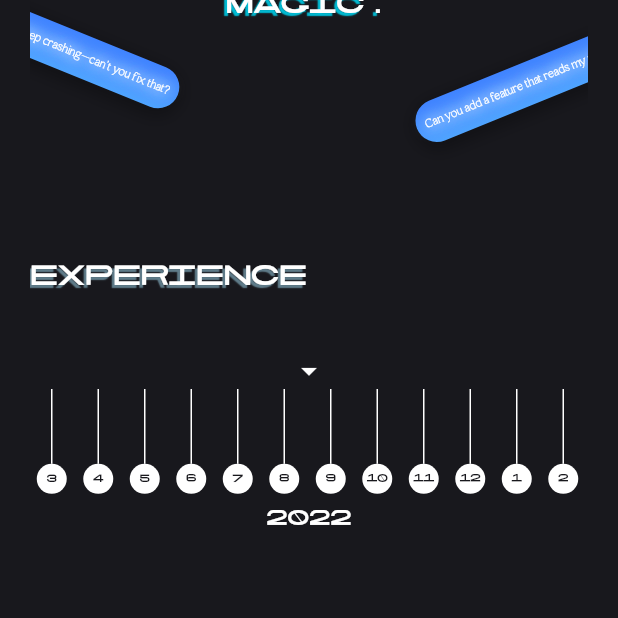
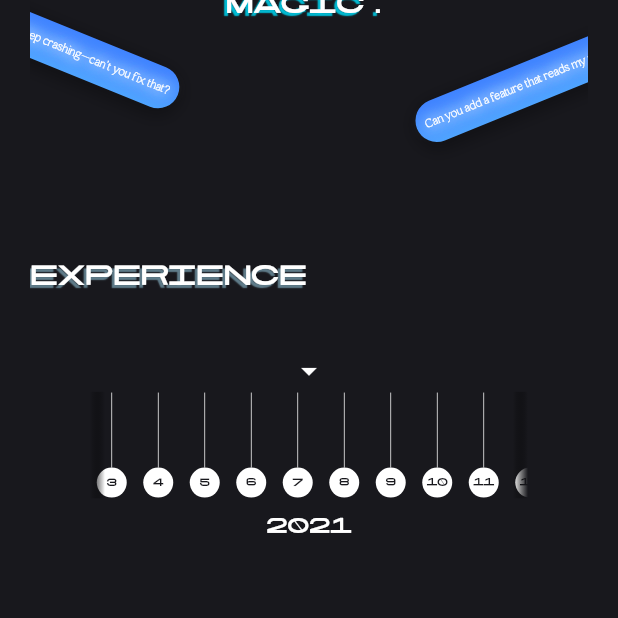
Before and after one commit to sidha6th/portfolio, a Flutter app: the screen it shows after launch, scrolled down 1152 dp, on a phone screen of 412 x 824 dp, the top half of it. Run offline on Flutter 3.47's test engine with Material 3 defaults, Android fonts, the phone set to English and light mode, and no system bars; drawn by our look-alikes of animated_flip_counter; our stand-ins replace animate_do, stacked.

Commit message:
time line animation bug resolved

```diff
--- a/lib/src/common/constants/dimensions.dart
+++ b/lib/src/common/constants/dimensions.dart
@@ -7,8 +7,10 @@ class KDimensions {
   static const kFreezedListHorizontalTotalPadding = 40.0;
   static const kMonthTimelineIndicatorWidth = 31.0;
 
- static final totalMonthsPast = KPersonal.careerStartDate.monthDifference();
+  static final totalMonthsPast = KPersonal.careerStartDate.monthDifference();
 
-static final timeLineWidth =
-    (totalMonthsPast * KDimensions.kMonthTimelineIndicatorWidth).toDouble();
+  static final maxViewPortWidth = 600.0;
+
+  static final timeLineWidth =
+      (totalMonthsPast * KDimensions.kMonthTimelineIndicatorWidth);
 }
--- a/lib/src/common/widgets/animated/fade_slide_in.dart
+++ b/lib/src/common/widgets/animated/fade_slide_in.dart
@@ -6,6 +6,7 @@ class FadeSlideIn extends StatelessWidget {
     required this.child,
     required this.offset,
     required this.opacity,
+    this.animate = true,
     this.duration = KDurations.ms100,
     super.key,
   });
@@ -14,9 +15,12 @@ class FadeSlideIn extends StatelessWidget {
   final Duration duration;
   final double opacity;
   final Offset offset;
+  final bool animate;
 
   @override
   Widget build(BuildContext context) {
+    if (!animate) return child;
+
     return AnimatedSlide(
       offset: offset,
       duration: duration,
--- a/lib/src/common/widgets/freezed_child.dart
+++ b/lib/src/common/widgets/freezed_child.dart
@@ -22,13 +22,12 @@ class FreezedChild extends StatefulWidget {
 }
 
 class _FreezedChildState extends State<FreezedChild> {
-  double _height = 0;
-  late final delegate = widget.delegates[widget.index];
+  FreezedWidgetDelegate get delegate => widget.delegates[widget.index];
+  double get _height => delegate.viewPortHeight(widget.screenSize);
   late var metrics = FreezedMetrics.zero(_height, widget.screenSize);
 
   @override
   void didUpdateWidget(covariant FreezedChild oldWidget) {
-    _height = delegate.viewPortHeight(widget.screenSize);
     final offset = widget.scrollMetrics?.pixels ?? 0;
     metrics = _metrics(offset);
     super.didUpdateWidget(oldWidget);
@@ -48,7 +47,7 @@ class _FreezedChildState extends State<FreezedChild> {
   FreezedMetrics _metrics(double offset) {
     if (widget.index == 0) {
       final max = (_height - widget.screenSize.height).clamp(0.0, _height);
-      final dy = offset.clamp(0.0, max);
+      final dy = delegate.shouldFreeze ? offset.clamp(0.0, max) : 0.0;
       return FreezedMetrics(
         freezedDy: dy,
         origin: offset,
@@ -64,17 +63,22 @@ class _FreezedChildState extends State<FreezedChild> {
     final max = (pastScrolledHeight - widget.screenSize.height)
         .clamp(0, double.infinity);
     final clampedOffset = offset.clamp(0.0, max);
-    final dy = (clampedOffset - (pastScrollableHeight)).clamp(
-      0.0,
-      (max - (pastScrollableHeight)).clamp(0.0, double.infinity),
-    );
+    final freezedDy = _calcDy(clampedOffset, pastScrollableHeight, max);
 
     return FreezedMetrics(
       origin: origin.clamp(0, double.infinity),
-      freezedDy: dy,
+      freezedDy: freezedDy,
       childHeight: _height,
       scrollOffset: offset,
       viewPortSize: widget.screenSize,
+    );
+  }
+
+  double _calcDy(num clampedOffset, double pastScrollableHeight, num max) {
+    if (!delegate.shouldFreeze) return 0;
+    return (clampedOffset - (pastScrollableHeight)).clamp(
+      0.0,
+      (max - (pastScrollableHeight)).clamp(0.0, double.infinity),
     );
   }
 
--- a/lib/src/common/widgets/scrollable/notifiable_list_view_builder.dart
+++ b/lib/src/common/widgets/scrollable/notifiable_list_view_builder.dart
@@ -26,31 +26,20 @@ class NotifiableLisViewBuilder extends StatelessWidget {
             builder: (context, constraints) {
               final size = constraints.biggest;
               return NotificationListener<ScrollNotification>(
-                onNotification: (notification) {
-                  if (notification.metrics.axis == Axis.vertical) {
-                    model.setMetrics(notification.metrics);
-                  }
-                  return true;
-                },
+                onNotification: (e) => _onScroll(e, model),
                 child: ListView.builder(
                   padding: EdgeInsets.zero,
                   physics: const BouncingScrollPhysics(),
                   itemCount: delegates.length,
+                  semanticChildCount: delegates.length,
                   itemBuilder: (context, index) {
                     final delegate = delegates[index];
-                    final child = ViewModelBuilder.reactive(
-                      viewModelBuilder: () => model,
-                      disposeViewModel: false,
-                      builder: (context, model, child) {
-                        return FreezedChild(
-                          delegates: delegates,
-                          scrollMetrics: model.metrics,
-                          screenSize: size,
-                          index: index,
-                        );
-                      },
+                    final child = FreezedReactiveChild(
+                      model: model,
+                      delegates: delegates,
+                      index: index,
+                      size: size,
                     );
-
                     return ConstrainedBox(
                       constraints: BoxConstraints.expand(
                         height: delegate.viewPortHeight(size),
@@ -74,4 +63,45 @@ class NotifiableLisViewBuilder extends StatelessWidget {
       ),
     );
   }
+
+  bool _onScroll(
+    ScrollNotification notification,
+    ScrollObservingViewModel model,
+  ) {
+    if (notification.metrics.axis == Axis.vertical) {
+      model.setMetrics(notification.metrics);
+    }
+    return true;
+  }
 }
+
+class FreezedReactiveChild extends StatelessWidget {
+  const FreezedReactiveChild({
+    required this.model,
+    required this.delegates,
+    required this.size,
+    required this.index,
+    super.key,
+  });
+
+  final ScrollObservingViewModel model;
+  final List<FreezedWidgetDelegate> delegates;
+  final Size size;
+  final int index;
+
+  @override
+  Widget build(BuildContext context) {
+    return ViewModelBuilder.reactive(
+      viewModelBuilder: () => model,
+      disposeViewModel: false,
+      builder: (context, model, child) {
+        return FreezedChild(
+          delegates: delegates,
+          scrollMetrics: model.metrics,
+          screenSize: size,
+          index: index,
+        );
+      },
+    );
+  }
+}
--- a/lib/src/modules/dashboard/presentation/dashboard.dart
+++ b/lib/src/modules/dashboard/presentation/dashboard.dart
@@ -31,7 +31,10 @@ class Dashboard extends StatelessWidget {
           ),
           FreezedWidgetDelegate(
             viewPortHeight: (screenSize) {
-              return (KDimensions.timeLineWidth + (screenSize.width * 0.5));
+              return (KDimensions.timeLineWidth +
+                  (screenSize.height * 0.5) +
+                  (screenSize.width.clamp(0, KDimensions.maxViewPortWidth) *
+                      0.5));
             },
             childBuilder: ThirdSection.new,
           ),
--- a/lib/src/modules/sections/section_2/widgets/animated_floating_text_widget.dart
+++ b/lib/src/modules/sections/section_2/widgets/animated_floating_text_widget.dart
@@ -3,7 +3,7 @@ import 'package:sidharth/src/common/constants/durations.dart';
 import 'package:sidharth/src/common/model/freezed_metrics.dart';
 import 'package:sidharth/src/modules/sections/section_2/widgets/blue_gradient_text_box_widget.dart';
 
-class AnimatedFloatingTextWidget extends StatefulWidget {
+class AnimatedFloatingTextWidget extends StatelessWidget {
   const AnimatedFloatingTextWidget({
     required this.metrics,
     required this.text,
@@ -28,28 +28,19 @@ class AnimatedFloatingTextWidget extends StatefulWidget {
   final Alignment alignment;
 
   @override
-  State<AnimatedFloatingTextWidget> createState() =>
-      _AnimatedFloatingTextWidgetState();
-}
-
-class _AnimatedFloatingTextWidgetState
-    extends State<AnimatedFloatingTextWidget> {
-  late final child = BlueGradientTextBoxWidget(widget.text);
-
-  @override
   Widget build(BuildContext context) {
     return AnimatedSlide(
       offset: Offset(
-        widget.initialDx + widget.dx,
-        widget.initialDy + widget.dy,
+        initialDx + dx,
+        initialDy + dy,
       ),
       duration: KDurations.ms50,
       child: AnimatedRotation(
-        turns: widget.initialAngle + widget.angle,
-        alignment: widget.alignment,
+        turns: initialAngle + angle,
+        alignment: alignment,
         duration: KDurations.ms50,
         filterQuality: FilterQuality.low,
-        child: child,
+        child: BlueGradientTextBoxWidget(text),
       ),
     );
   }
--- a/lib/src/modules/sections/section_3/section_3.dart
+++ b/lib/src/modules/sections/section_3/section_3.dart
@@ -33,22 +33,9 @@ class ThirdSection extends StatelessWidget {
             ],
           ),
         ),
-        Column(
-          children: [
-            const Row(
-              mainAxisAlignment: MainAxisAlignment.center,
-              children: [
-                Icon(
-                  Icons.arrow_drop_down,
-                  color: AppColors.white,
-                ),
-              ],
-            ),
-            TimeLineCalendar(
-              offset: metrics.origin,
-              metrics: metrics,
-            ),
-          ],
+        TimeLineCalendar(
+          offset: metrics.origin,
+          metrics: metrics,
         ),
       ],
     );
--- /dev/null
+++ b/lib/src/modules/sections/section_3/widgets/month_arrow_indicator.dart
@@ -0,0 +1,29 @@
+import 'package:flutter/material.dart';
+import 'package:sidharth/src/common/constants/colors.dart';
+import 'package:sidharth/src/common/widgets/animated/fade_slide_in.dart';
+
+class MonthArrowIndicator extends StatelessWidget {
+  const MonthArrowIndicator({
+    required this.enteredIntoCareerTimeLine,
+    super.key,
+  });
+
+  final bool enteredIntoCareerTimeLine;
+
+  @override
+  Widget build(BuildContext context) {
+    return FadeSlideIn(
+      offset: Offset(0, enteredIntoCareerTimeLine ? 0 : -1),
+      opacity: enteredIntoCareerTimeLine ? 1 : 0,
+      child: const Row(
+        mainAxisAlignment: MainAxisAlignment.center,
+        children: [
+          Icon(
+            Icons.arrow_drop_down,
+            color: AppColors.white,
+          ),
+        ],
+      ),
+    );
+  }
+}
--- a/lib/src/modules/sections/section_3/widgets/month_indicator.dart
+++ b/lib/src/modules/sections/section_3/widgets/month_indicator.dart
@@ -17,10 +17,11 @@ class MonthIndicatorWidget extends StatelessWidget {
       child: Padding(
         padding: const EdgeInsets.symmetric(horizontal: 5),
         child: Column(
+          mainAxisAlignment: MainAxisAlignment.center,
           children: [
             const ColoredSizedBox(
               height: 50,
-              width: 1,
+              width: 0.5,
             ),
             CircleAvatar(
               radius: 10,
--- a/lib/src/modules/sections/section_3/widgets/time_line_calendar.dart
+++ b/lib/src/modules/sections/section_3/widgets/time_line_calendar.dart
@@ -1,12 +1,11 @@
-import 'package:animated_flip_counter/animated_flip_counter.dart';
 import 'package:flutter/material.dart';
-import 'package:sidharth/gen/fonts.gen.dart';
 import 'package:sidharth/src/common/constants/colors.dart';
 import 'package:sidharth/src/common/constants/dimensions.dart';
 import 'package:sidharth/src/common/constants/personal.dart';
 import 'package:sidharth/src/common/model/freezed_metrics.dart';
-import 'package:sidharth/src/common/widgets/animated/fade_slide_in.dart';
+import 'package:sidharth/src/modules/sections/section_3/widgets/month_arrow_indicator.dart';
 import 'package:sidharth/src/modules/sections/section_3/widgets/month_indicator.dart';
+import 'package:sidharth/src/modules/sections/section_3/widgets/year_indicator_text_widget.dart';
 
 class TimeLineCalendar extends StatefulWidget {
   const TimeLineCalendar({
@@ -23,26 +22,36 @@ class TimeLineCalendar extends StatefulWidget {
 }
 
 class _TimeLineCalendarState extends State<TimeLineCalendar> {
-  final careerStartDateTime = KPersonal.careerStartDate;
+  late final controller = ScrollController();
   late final halfOfMonthIndicator =
       (KDimensions.kMonthTimelineIndicatorWidth / 2);
+  final careerStartDateTime = KPersonal.careerStartDate;
+  late int year = careerStartDateTime.year;
+  late int pointingMonth = careerStartDateTime.month;
+  double clampedWidth = 0;
+  double halfOfWidth = 0;
   bool enteredIntoCareerTimeLine = false;
-  double focusOffset = 0;
-  late double width = widget.metrics.viewPortWidth;
-  late double halfOfWidth = width / 2;
-  late int year = careerStartDateTime.year;
-  late int month = careerStartDateTime.month;
-  late final controller = ScrollController();
+  int leftMonthFillerCount = 0;
+  int rightMonthFillerCount = 0;
+  double leftSpacing = 0;
+  double rightSpacing = 0;
 
   @override
   void didUpdateWidget(covariant TimeLineCalendar oldWidget) {
     _updateWidth();
     if (!controller.hasClients) return;
     _scroll();
-    final startingPoint = controller.offset - halfOfWidth;
-    focusOffset = startingPoint.clamp(0, double.infinity);
-    enteredIntoCareerTimeLine = focusOffset > 0;
-    if (enteredIntoCareerTimeLine) _calculateFocusingDateTime();
+    final focusPoint = controller.offset - (halfOfWidth + halfOfMonthIndicator);
+    enteredIntoCareerTimeLine = focusPoint >= 0;
+
+    if (!enteredIntoCareerTimeLine) return;
+
+    final indicatorPos =
+        (focusPoint / KDimensions.kMonthTimelineIndicatorWidth);
+    final dateTime = _datetime(indicatorPos);
+    year = dateTime.year;
+    pointingMonth = dateTime.month;
+
     super.didUpdateWidget(oldWidget);
   }
 
@@ -56,72 +65,120 @@ class _TimeLineCalendarState extends State<TimeLineCalendar> {
   Widget build(BuildContext context) {
     return Column(
       children: [
+        MonthArrowIndicator(
+          enteredIntoCareerTimeLine: enteredIntoCareerTimeLine,
+        ),
         SizedBox(
-          height: 70,
-          child: ListView.builder(
+          height: 75,
+          width: clampedWidth,
+          child: Stack(
+            alignment: Alignment.center,
+            children: [
+              ListView.builder(
                 physics: const NeverScrollableScrollPhysics(),
                 scrollDirection: Axis.horizontal,
                 controller: controller,
                 padding: EdgeInsets.only(
-              left: widget.metrics.viewPortWidth,
-              right: widget.metrics.viewPortWidth * 0.5,
+                  left: leftSpacing,
+                  right: rightSpacing,
                 ),
-            itemCount: KDimensions.totalMonthsPast,
+                itemCount: leftMonthFillerCount +
+                    rightMonthFillerCount +
+                    KDimensions.totalMonthsPast,
                 itemBuilder: (context, index) {
-              return MonthIndicatorWidget(
-                DateTime(
+                  final dateTime = DateTime(
                     careerStartDateTime.year,
-                  careerStartDateTime.month + index,
-                ).month,
+                    (careerStartDateTime.month - leftMonthFillerCount) + index,
                   );
+                  return MonthIndicatorWidget(dateTime.month);
                 },
               ),
+              const Align(
+                alignment: Alignment.centerLeft,
+                child: DecoratedBox(
+                  decoration: BoxDecoration(
+                    gradient: LinearGradient(
+                      stops: [0.8, 1],
+                      colors: [AppColors.black, Colors.transparent],
                     ),
-        Row(
-          mainAxisAlignment: MainAxisAlignment.center,
-          children: [
-            Padding(
-              padding: const EdgeInsets.symmetric(vertical: 10),
-              child: FadeSlideIn(
-                offset: Offset(0, enteredIntoCareerTimeLine ? 0 : 1),
-                opacity: enteredIntoCareerTimeLine ? 1 : 0,
-                child: AnimatedFlipCounter(
-                  value: year,
-                  textStyle: const TextStyle(
-                    fontSize: 10,
-                    color: AppColors.white,
-                    fontFamily: FontFamily.cindieMonoD,
                   ),
+                  child: SizedBox(
+                    height: 71,
+                    width: 50,
+                  ),
+                ),
+              ),
+              const Align(
+                alignment: Alignment.centerRight,
+                child: DecoratedBox(
+                  decoration: BoxDecoration(
+                    gradient: LinearGradient(
+                      stops: [0, 0.2],
+                      colors: [
+                        Colors.transparent,
+                        AppColors.black,
+                      ],
+                    ),
+                  ),
+                  child: SizedBox(
+                    height: 71,
+                    width: 50,
                   ),
                 ),
               ),
             ],
           ),
+        ),
+        YearIndicatorTextWidget(
+          enteredIntoCareerTimeLine: enteredIntoCareerTimeLine,
+          year: year,
+        ),
       ],
     );
   }
 
-  void _calculateFocusingDateTime() {
-    final indicatorPos = (focusOffset + halfOfMonthIndicator) /
-        KDimensions.kMonthTimelineIndicatorWidth;
-    final currentDate = DateTime(
-      careerStartDateTime.year,
-      (careerStartDateTime.month - 1) + indicatorPos.toInt(),
-    );
-    year = currentDate.year;
-    month = currentDate.month;
+  void _updateWidth() {
+    final viewPortWidth =
+        widget.metrics.viewPortWidth.clamp(0.0, KDimensions.maxViewPortWidth);
+    if (clampedWidth == viewPortWidth) return;
+    clampedWidth = viewPortWidth;
+    halfOfWidth = clampedWidth / 2;
+    leftFillerCount();
+    rightFillerCount();
   }
 
-  void _updateWidth() {
-    if (width != widget.metrics.viewPortWidth) {
-      width = widget.metrics.viewPortWidth;
-      halfOfWidth = width / 2;
+  Future<void> leftFillerCount() async {
+    final countAsDouble =
+        clampedWidth / KDimensions.kMonthTimelineIndicatorWidth;
+    leftMonthFillerCount = countAsDouble.toInt();
+    leftSpacing = (clampedWidth -
+            (leftMonthFillerCount * KDimensions.kMonthTimelineIndicatorWidth)) +
+        (countAsDouble - leftMonthFillerCount);
   }
+
+  Future<void> rightFillerCount() async {
+    final countAsDouble =
+        halfOfWidth / KDimensions.kMonthTimelineIndicatorWidth;
+    rightMonthFillerCount = countAsDouble.toInt();
+    rightSpacing = (halfOfWidth -
+            (rightMonthFillerCount *
+                KDimensions.kMonthTimelineIndicatorWidth)) +
+        (countAsDouble - rightMonthFillerCount);
+  }
+
+  DateTime _datetime(double indicatorPos) {
+    return DateTime(
+      careerStartDateTime.year,
+      careerStartDateTime.month + indicatorPos.toInt(),
+    );
   }
 
   Future<void> _scroll() async {
     controller.jumpTo(
-      widget.offset.clamp(0, controller.position.maxScrollExtent),
+      (widget.offset - (widget.metrics.viewPortHeight / 2)).clamp(
+        0,
+        controller.position.maxScrollExtent,
+      ),
     );
   }
 }
--- /dev/null
+++ b/lib/src/modules/sections/section_3/widgets/year_indicator_text_widget.dart
@@ -0,0 +1,40 @@
+import 'package:animated_flip_counter/animated_flip_counter.dart';
+import 'package:flutter/material.dart';
+import 'package:sidharth/gen/fonts.gen.dart';
+import 'package:sidharth/src/common/constants/colors.dart';
+import 'package:sidharth/src/common/widgets/animated/fade_slide_in.dart';
+
+class YearIndicatorTextWidget extends StatelessWidget {
+  const YearIndicatorTextWidget({
+    required this.enteredIntoCareerTimeLine,
+    required this.year,
+    super.key,
+  });
+
+  final bool enteredIntoCareerTimeLine;
+  final int year;
+
+  @override
+  Widget build(BuildContext context) {
+    return Row(
+      mainAxisAlignment: MainAxisAlignment.center,
+      children: [
+        Padding(
+          padding: const EdgeInsets.symmetric(vertical: 10),
+          child: FadeSlideIn(
+            offset: Offset(0, enteredIntoCareerTimeLine ? 0 : 1),
+            opacity: enteredIntoCareerTimeLine ? 1 : 0,
+            child: AnimatedFlipCounter(
+              value: year,
+              textStyle: const TextStyle(
+                fontSize: 10,
+                color: AppColors.white,
+                fontFamily: FontFamily.cindieMonoD,
+              ),
+            ),
+          ),
+        ),
+      ],
+    );
+  }
+}
```
Lines whose indentation alone changed are shown as unchanged.
